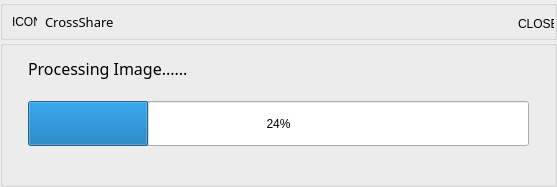
Qt form windows/source_code/windows_clipboard/image-paste-progress/progress_bar_widget.ui (yanfuxiong/DataSharing) before a commit.
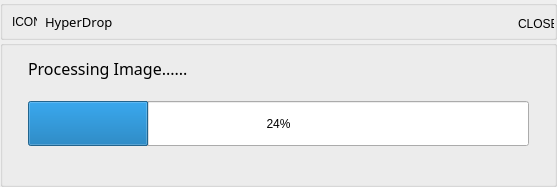
The same form after that commit.

Diff of the .ui file:
```diff
--- a/windows/source_code/windows_clipboard/image-paste-progress/progress_bar_widget.ui
+++ b/windows/source_code/windows_clipboard/image-paste-progress/progress_bar_widget.ui
@@ -123,7 +123,7 @@
          </font>
         </property>
         <property name="text">
-         <string>CrossShare</string>
+         <string>HyperDrop</string>
         </property>
        </widget>
       </item>
```
